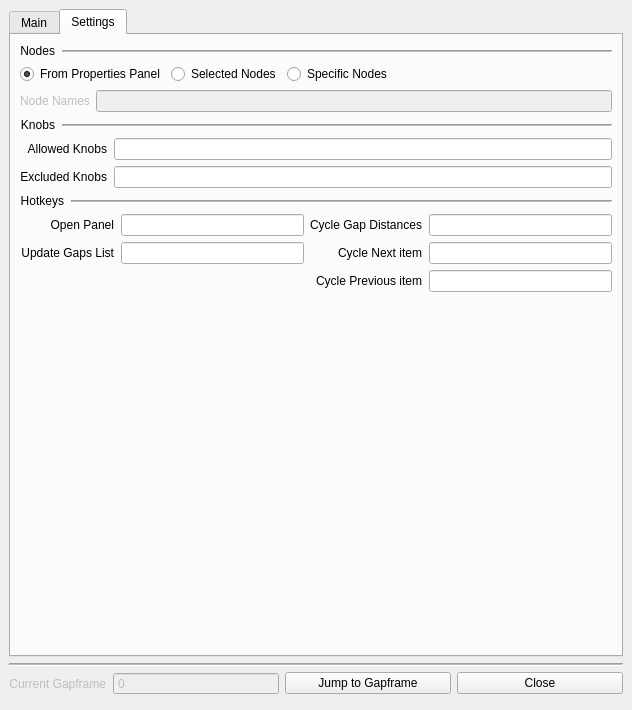
kalogane/gapframes, file gapframes/ui/GapframesPanel.ui: the form before one commit.
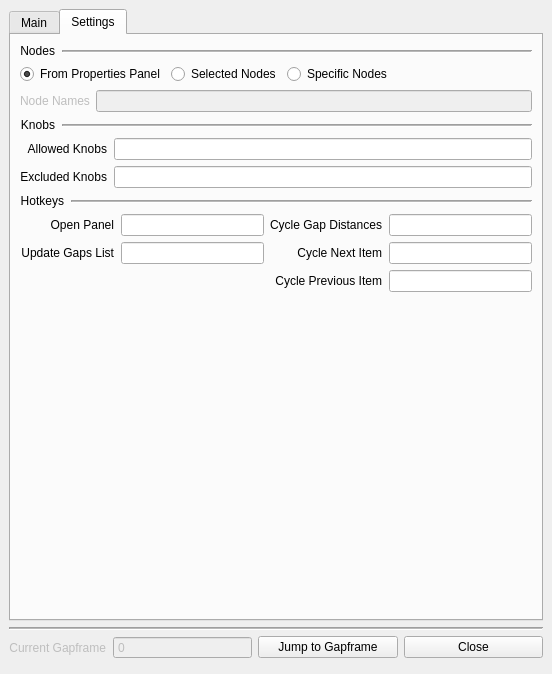
The form after the commit. The open tabs and pages were chosen to show the change.

```diff
--- a/gapframes/ui/GapframesPanel.ui
+++ b/gapframes/ui/GapframesPanel.ui
@@ -6,8 +6,8 @@
    <rect>
     <x>0</x>
     <y>0</y>
-    <width>632</width>
-    <height>710</height>
+    <width>552</width>
+    <height>674</height>
    </rect>
   </property>
   <property name="maximumSize">
@@ -712,7 +712,7 @@
           <item row="1" column="2">
            <widget class="QLabel" name="hotkeys_cycleNextItem_label">
             <property name="text">
-             <string>Cycle Next item</string>
+             <string>Cycle Next Item</string>
             </property>
             <property name="alignment">
              <set>Qt::AlignRight|Qt::AlignTrailing|Qt::AlignVCenter</set>
@@ -735,7 +735,7 @@
           <item row="2" column="2">
            <widget class="QLabel" name="hotkeys_cyclePrevItem_label">
             <property name="text">
-             <string>Cycle Previous item</string>
+             <string>Cycle Previous Item</string>
             </property>
             <property name="alignment">
              <set>Qt::AlignRight|Qt::AlignTrailing|Qt::AlignVCenter</set>
```
